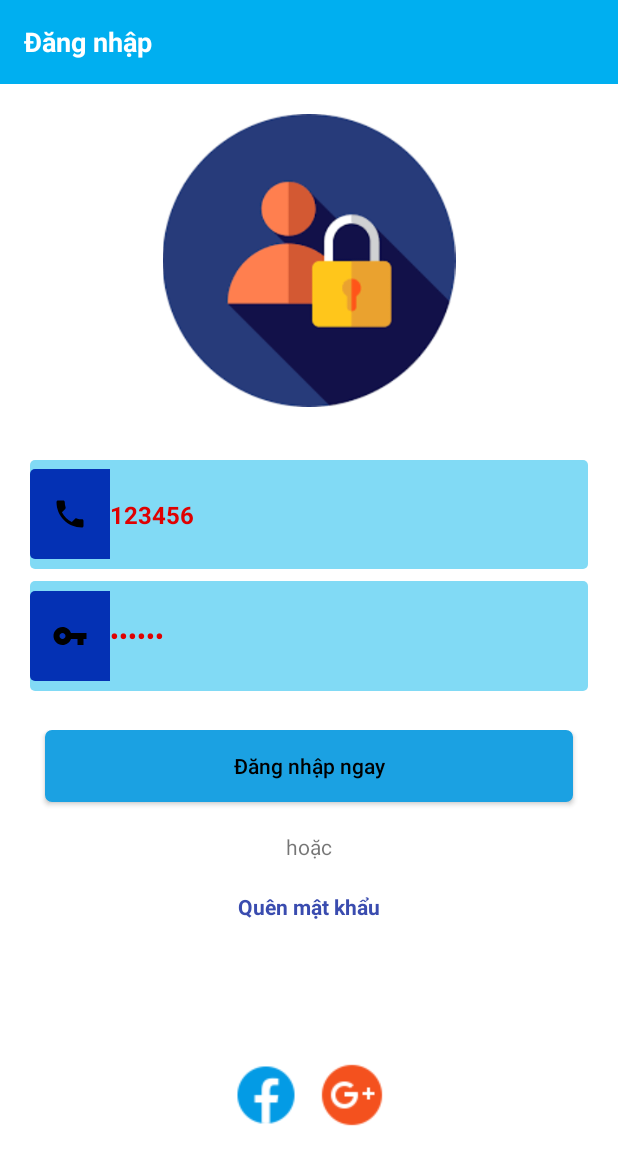
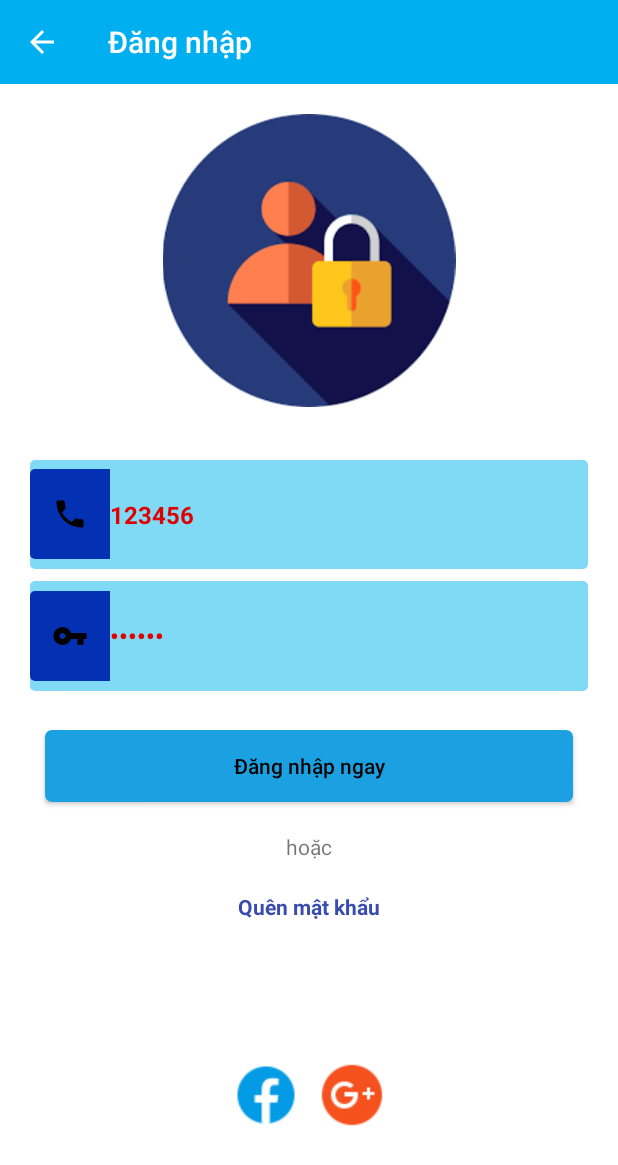
Before and after one commit to Sculptor-veD/Mobile, an Android app: the ManHinhDangNhap screen opened directly, with no data from a screen before it, on a phone screen of 412 x 824 dp. Shown: the top 1165 px of the screen. Run offline under Robolectric (Android 15) with nearby library versions, the phone set to English and light mode, and no system bars.

Commit message:
up lại màn hình

```diff
--- a/app/src/main/java/ducku/com/moneyhappy/MainActivity.java
+++ b/app/src/main/java/ducku/com/moneyhappy/MainActivity.java
@@ -2,6 +2,7 @@ package ducku.com.moneyhappy;
 
 import android.content.Intent;
 import android.os.Bundle;
+import android.view.Menu;
 import android.view.View;
 import android.widget.Button;
 
@@ -19,6 +20,8 @@ public class MainActivity extends AppCompatActivity {
         setContentView(R.layout.activity_main);
         addControls();
         addEvent();
+
+
     }
 
     private void addEvent() {
--- a/app/src/main/java/ducku/com/moneyhappy/ManHinhDangNhap.java
+++ b/app/src/main/java/ducku/com/moneyhappy/ManHinhDangNhap.java
@@ -4,12 +4,15 @@ import android.content.Context;
 import android.content.Intent;
 import android.content.SharedPreferences;
 import android.os.Bundle;
+import android.view.Menu;
+import android.view.MenuItem;
 import android.view.View;
 import android.widget.Button;
 import android.widget.EditText;
 import android.widget.TextView;
 
 import androidx.appcompat.app.AppCompatActivity;
+import androidx.appcompat.widget.Toolbar;
 
 import org.json.JSONException;
 import org.json.JSONObject;
@@ -30,6 +33,11 @@ public class ManHinhDangNhap extends AppCompatActivity {
 
         addControls();
         addEvent();
+
+        Toolbar tb21 = findViewById(R.id.tb21);
+        setSupportActionBar(tb21);
+        getSupportActionBar().setDisplayHomeAsUpEnabled(true);
+        setTitle("Đăng nhập");
 
     }
 
@@ -101,4 +109,16 @@ public class ManHinhDangNhap extends AppCompatActivity {
 
         }
     }
+    @Override
+    public boolean onOptionsItemSelected(MenuItem item) {
+        switch (item.getItemId())
+        {
+            case android.R.id.home:
+                onBackPressed();
+                return true;
+            default:break;
+        }
+
+        return super.onOptionsItemSelected(item);
+    }
 }
--- a/app/src/main/java/ducku/com/moneyhappy/ManHinhHienThiChiTietNhom.java
+++ b/app/src/main/java/ducku/com/moneyhappy/ManHinhHienThiChiTietNhom.java
@@ -124,7 +124,7 @@ public class ManHinhHienThiChiTietNhom extends AppCompatActivity {
         {
             case android.R.id.home:
                 onBackPressed();
-                return true;
+            return true;
             case R.id.menuedit:
                 Intent intent= new Intent(ManHinhHienThiChiTietNhom.this,ManHinhSuaCategory.class);
                 intent.putExtra("name_ct",txtct.getText().toString());
--- a/app/src/main/res/layout/activity_main.xml
+++ b/app/src/main/res/layout/activity_main.xml
@@ -14,7 +14,7 @@
         android:layout_height="wrap_content"
         android:background="?attr/colorPrimary"
         android:minHeight="?attr/actionBarSize"
-        android:theme="?attr/actionBarTheme" />
+        android:theme="@style/ToolbarTheme" />
 
     <LinearLayout
         android:layout_width="match_parent"
@@ -27,7 +27,6 @@
             android:id="@+id/imageView"
             android:layout_width="match_parent"
             android:layout_height="match_parent"
-
             android:layout_weight="1"
             app:srcCompat="@drawable/money" />
     </LinearLayout>
--- a/app/src/main/res/layout/login.xml
+++ b/app/src/main/res/layout/login.xml
@@ -9,19 +9,13 @@
 
 
     <androidx.appcompat.widget.Toolbar
-        android:id="@+id/tb"
+        android:id="@+id/tb21"
         android:layout_width="match_parent"
         android:layout_height="wrap_content"
         android:background="?attr/colorPrimary"
         android:minHeight="?attr/actionBarSize"
-        android:theme="?attr/actionBarTheme" >
-        <TextView
-            android:layout_width="wrap_content"
-            android:layout_height="match_parent"
-            android:text="Đăng nhập"
-            android:textStyle="bold"
-            android:textSize="18dp"
-            android:textColor="#FFFFFF"></TextView>
+        android:theme="@style/ToolbarTheme" >
+
     </androidx.appcompat.widget.Toolbar>
 
     <LinearLayout
--- a/app/src/main/res/layout/register.xml
+++ b/app/src/main/res/layout/register.xml
@@ -9,12 +9,12 @@
 
 
     <androidx.appcompat.widget.Toolbar
-        android:id="@+id/tb"
+        android:id="@+id/tb22"
         android:layout_width="match_parent"
         android:layout_height="wrap_content"
         android:background="?attr/colorPrimary"
         android:minHeight="?attr/actionBarSize"
-        android:theme="?attr/actionBarTheme" />
+        android:theme="@style/ToolbarTheme" />
 
     <LinearLayout
         android:layout_width="match_parent"
```
Also changed, not shown: app/src/main/java/ducku/com/moneyhappy/ManHinhDangKy.java (+19 -0 lines), app/src/main/java/ducku/com/moneyhappy/ManHinhDoiMatKhau.java (+13 -0 lines).
